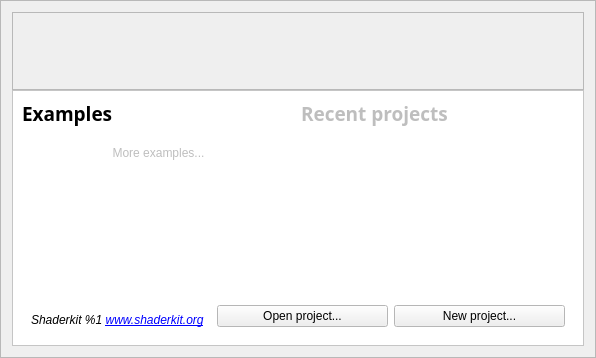
tonttu/Shaderkit, file app/gui/welcome.ui: the form before one commit.
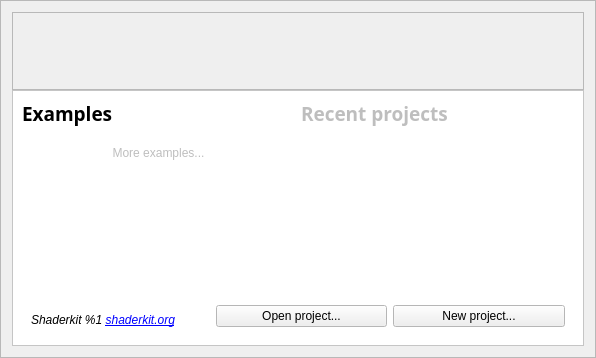
The form after the commit. Icons and pictures are not drawn.

Commit message: Fixed line margin size bug

What changed in the file:
```diff
--- a/app/gui/welcome.ui
+++ b/app/gui/welcome.ui
@@ -279,7 +279,7 @@
             </font>
            </property>
            <property name="text">
-            <string>Shaderkit %1 &lt;a href=&quot;http://www.shaderkit.org/&quot;&gt;www.shaderkit.org&lt;/a&gt;</string>
+            <string>Shaderkit %1 &lt;a href=&quot;http://shaderkit.org/&quot;&gt;shaderkit.org&lt;/a&gt;</string>
            </property>
            <property name="alignment">
             <set>Qt::AlignBottom|Qt::AlignLeading|Qt::AlignLeft</set>
```
The commit also changes 2 other files.
